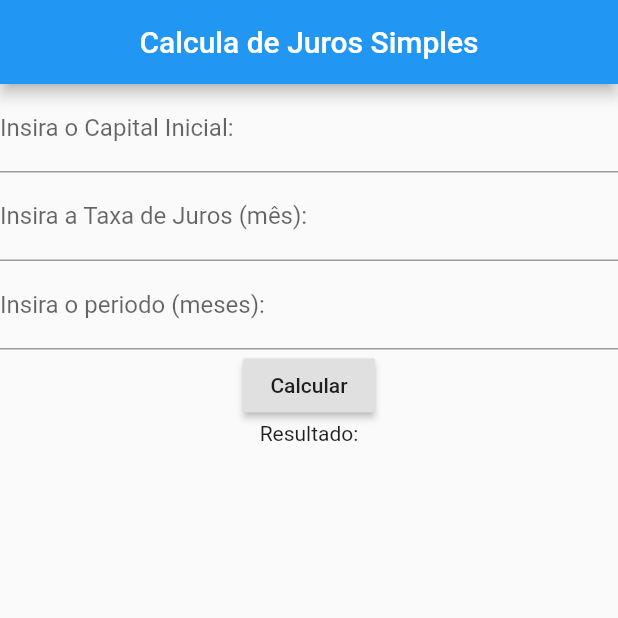
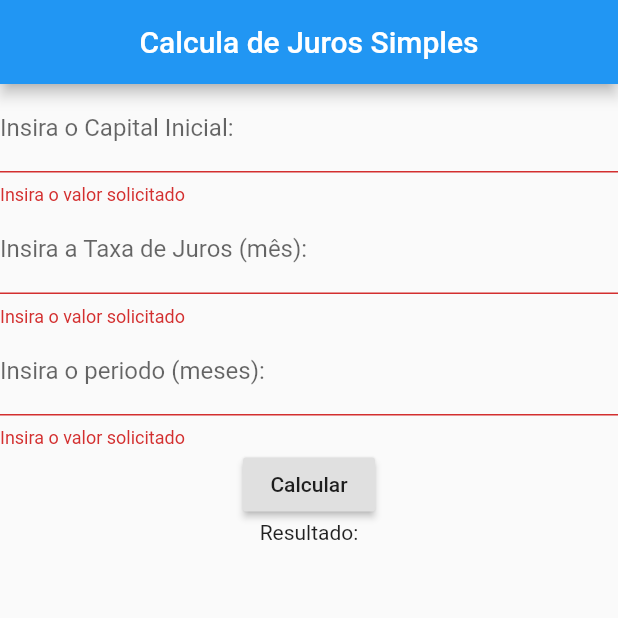
Before and after one commit to wgcarvalho/Calculadora-Juros-Simples, a Flutter app: the screen it shows after launch, after a tap on "Calcular", on a phone screen of 412 x 824 dp, the top half of it. Run offline on Flutter 3.47's test engine with Material 2 defaults, Android fonts, the phone set to English and light mode, and no system bars.

Commit message:
Inclusão de validador nos campos TextField

```diff
--- a/lib/main.dart
+++ b/lib/main.dart
@@ -12,25 +12,36 @@ class JS extends StatefulWidget {
 }
 
 class _JSState extends State<JS> {
+  GlobalKey<FormState> _formKey = GlobalKey<FormState>(); //1º criar a variavel GlobalKey
+
   TextEditingController capital = new TextEditingController();
   TextEditingController taxa = new TextEditingController();
   TextEditingController mes = new TextEditingController();
 
   String resultado = "Resultado:";
 
-  void calcular(){
+  void calcular() {
     double capitalN = double.parse(capital.text);
-    double taxaN = double.parse(taxa.text)/100;
+    double taxaN = double.parse(taxa.text) / 100;
     double mesN = double.parse(mes.text);
 
-    double montante = capitalN + (capitalN*taxaN*mesN);
+    double montante = capitalN + (capitalN * taxaN * mesN);
 
     setState(() {
-      resultado = "O montante final será de ${montante.toStringAsPrecision(7)} reais ";
+      resultado =
+          "O montante final será de ${montante.toStringAsPrecision(7)} reais ";
     });
-
   }
 
+  String validacao(String value) {
+    if (value.isEmpty) {
+      return "Insira o valor solicitado";
+    } else {
+      if (double.parse(value) <= 0) {
+        return "o valor deve ser maior que zero";
+      }
+    }
+  }
 
   @override
   Widget build(BuildContext context) {
@@ -39,30 +50,47 @@ class _JSState extends State<JS> {
           title: Text("Calcula de Juros Simples"),
           centerTitle: true,
         ),
-      body: Column(
+        body: Form(//2º cria o widget
+          key: _formKey,
+          child: Column(
             children: <Widget>[
               TextFormField(
                 controller: capital,
                 keyboardType: TextInputType.number,
-            decoration: InputDecoration(labelText: 'Insira o Capital Inicial:'),
+                decoration:
+                    InputDecoration(labelText: 'Insira o Capital Inicial:'),
+                validator: (value) {
+                  return validacao(value);
+                },
               ),
               TextFormField(
                 controller: taxa,
                 keyboardType: TextInputType.number,
-            decoration: InputDecoration(labelText: 'Insira a Taxa de Juros (mês):'),
+                decoration:
+                    InputDecoration(labelText: 'Insira a Taxa de Juros (mês):'),
+                validator: (value) {
+                  return validacao(value);
+                },
               ),
               TextFormField(
                 controller: mes,
                 keyboardType: TextInputType.number,
-            decoration: InputDecoration(labelText: 'Insira o periodo (meses):'),
+                decoration:
+                    InputDecoration(labelText: 'Insira o periodo (meses):'),
+                validator: (value) {
+                  return validacao(value);
+                },
               ),
               RaisedButton(
-            onPressed: (){calcular();},
-            child: Text("Calcular")
-          ),
+                  onPressed: () {
+                    if (_formKey.currentState.validate()) {
+                      calcular();
+                    }
+                  },
+                  child: Text("Calcular")),
               Text(resultado),
             ],
           ),
-    );
+        ));
   }
 }
```
Lines whose indentation alone changed are shown as unchanged.
